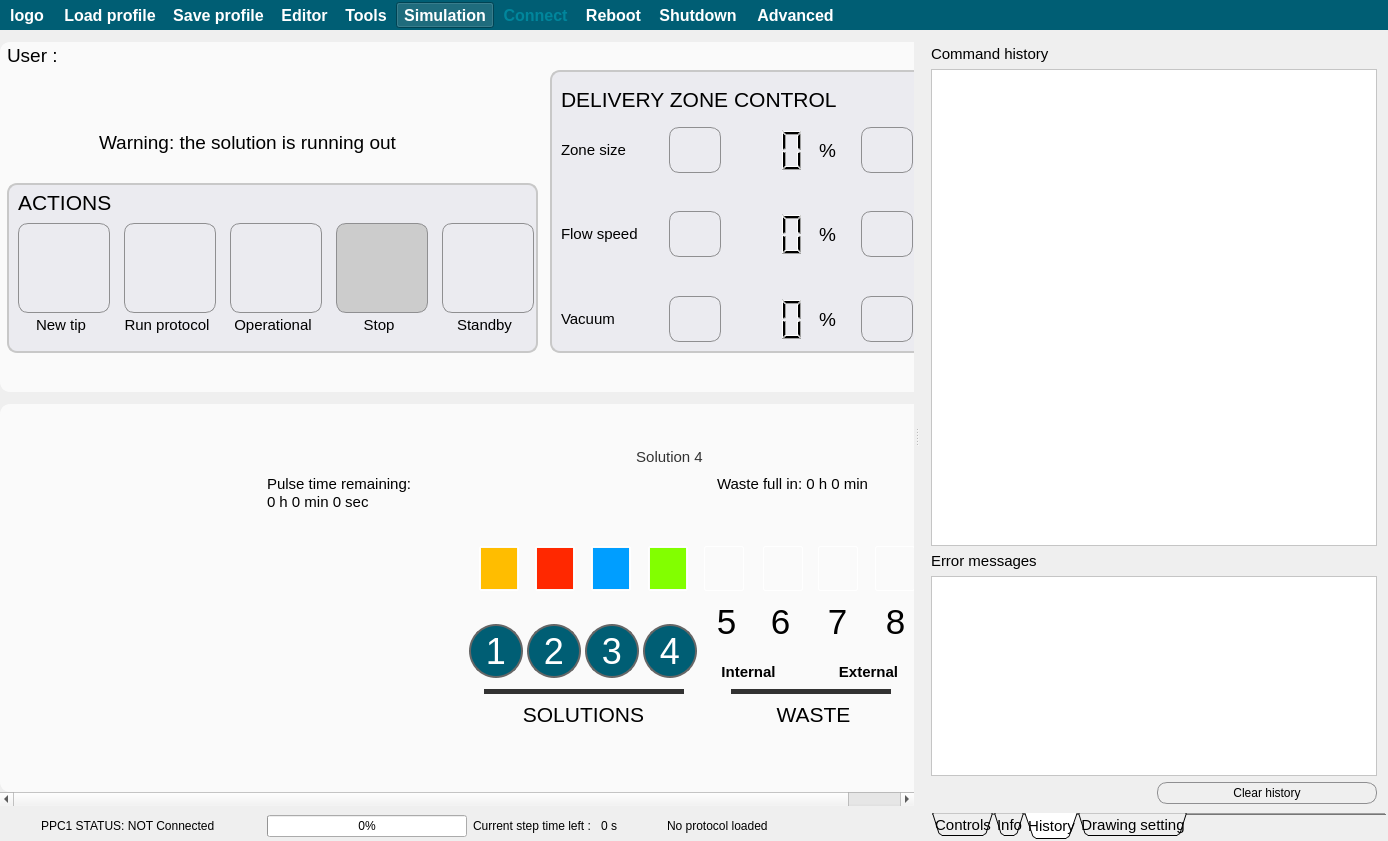
Above: apps/Lab-on-a-tip/Lab-on-a-tip.ui from bellonemauro/Labonatip2.0 before the change. Below: the same form after it.
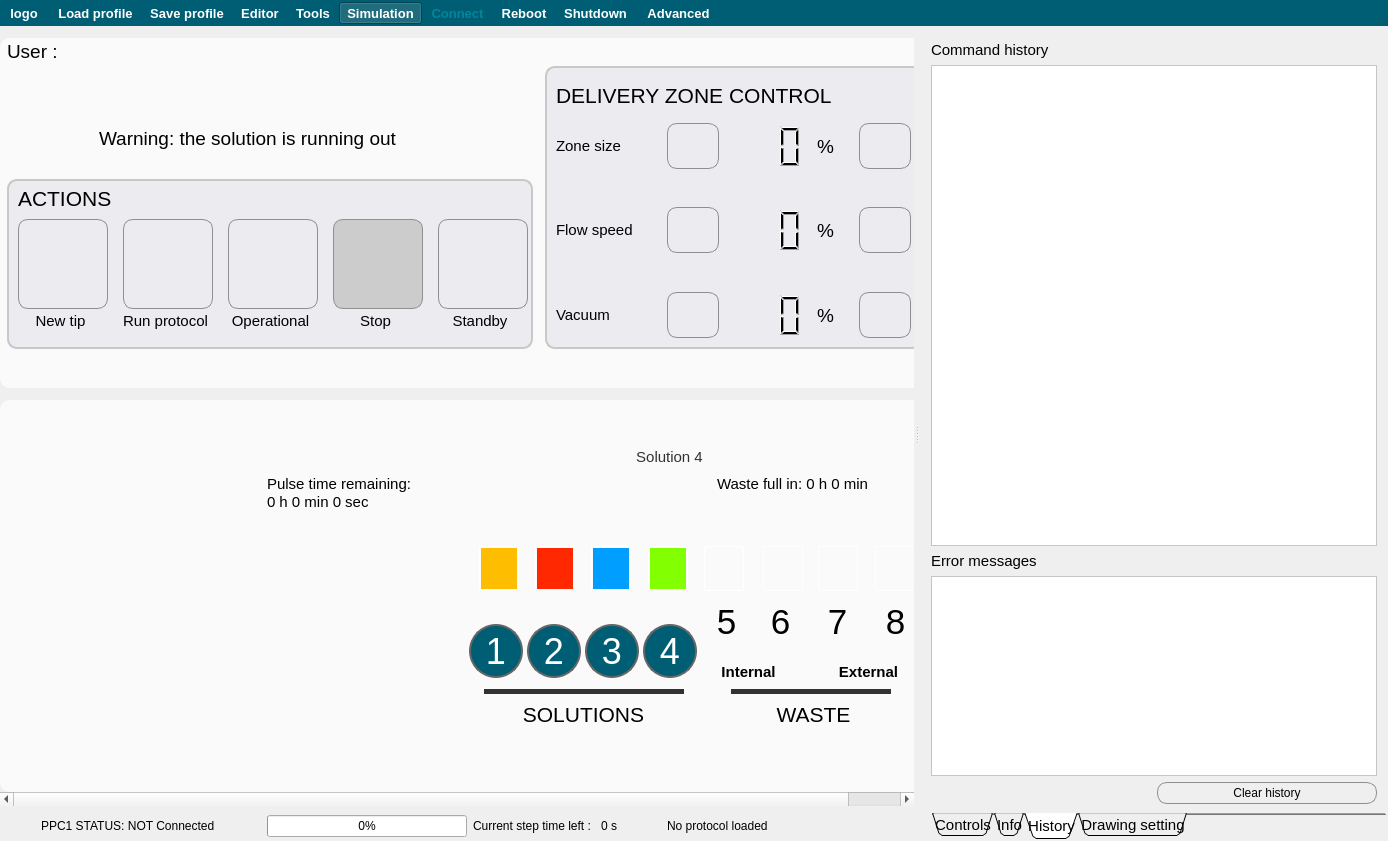
That is the form after the change. The open tabs and pages were chosen to show the change. Icons and pictures are not drawn.

```diff
--- a/apps/Lab-on-a-tip/Lab-on-a-tip.ui
+++ b/apps/Lab-on-a-tip/Lab-on-a-tip.ui
@@ -62,14 +62,14 @@
    <string notr="true">QToolButton:!hover {
 background-color:rgb(0, 94, 116);
 color:rgb(255,255,255);
-font-size: 16px;
+font-size: 10pt;
 font-weight: 900;
 }
 
 QToolButton:disabled {
 background-color:rgb(0, 94, 116);
 color:rgb(0,134,156);
-font-size: 16px;
+font-size: 10pt;
 font-weight: 900;
 }
 
@@ -78,7 +78,7 @@
 QToolBar {
 background-color:rgb(0, 94, 116);
 color:rgb(255,255,255);
-font-size: 16px;
+font-size: 10pt;
 border:0;
 font-weight: 900;
 }</string>
@@ -149,8 +149,8 @@
         <rect>
          <x>0</x>
          <y>0</y>
-         <width>943</width>
-         <height>740</height>
+         <width>937</width>
+         <height>743</height>
         </rect>
        </property>
        <layout class="QGridLayout" name="gridLayout_2">
@@ -192,7 +192,7 @@
              <x>0</x>
              <y>0</y>
              <width>976</width>
-             <height>676</height>
+             <height>670</height>
             </rect>
            </property>
            <layout class="QGridLayout" name="gridLayout">
@@ -2171,7 +2171,7 @@
      border-radius: 10px;
      background-color: qlineargradient(x1: 0, y1: 0, x2: 0, y2: 1,
                                        stop: 0 #f6f7fa, stop: 1 #dadbde);
-     min-width: 90px;
+
  }
 
 QPushButton:focus:pressed{
@@ -2217,7 +2217,7 @@
                    <widget class="QPushButton" name="pushButton_standby">
                     <property name="minimumSize">
                      <size>
-                      <width>92</width>
+                      <width>90</width>
                       <height>90</height>
                      </size>
                     </property>
@@ -2264,7 +2264,7 @@
                    <widget class="QPushButton" name="pushButton_newTip">
                     <property name="minimumSize">
                      <size>
-                      <width>92</width>
+                      <width>90</width>
                       <height>90</height>
                      </size>
                     </property>
@@ -2299,7 +2299,7 @@
                     </property>
                     <property name="minimumSize">
                      <size>
-                      <width>92</width>
+                      <width>90</width>
                       <height>90</height>
                      </size>
                     </property>
@@ -2333,7 +2333,7 @@
                    <widget class="QPushButton" name="pushButton_operational">
                     <property name="minimumSize">
                      <size>
-                      <width>92</width>
+                      <width>90</width>
                       <height>90</height>
                      </size>
                     </property>
@@ -2462,7 +2462,7 @@
                    <widget class="QPushButton" name="pushButton_runMacro">
                     <property name="minimumSize">
                      <size>
-                      <width>92</width>
+                      <width>90</width>
                       <height>90</height>
                      </size>
                     </property>
@@ -5750,8 +5750,8 @@
             <string>&lt;!DOCTYPE HTML PUBLIC &quot;-//W3C//DTD HTML 4.0//EN&quot; &quot;http://www.w3.org/TR/REC-html40/strict.dtd&quot;&gt;
 &lt;html&gt;&lt;head&gt;&lt;meta name=&quot;qrichtext&quot; content=&quot;1&quot; /&gt;&lt;style type=&quot;text/css&quot;&gt;
 p, li { white-space: pre-wrap; }
-&lt;/style&gt;&lt;/head&gt;&lt;body style=&quot; font-family:'MS Shell Dlg 2'; font-size:8.25pt; font-weight:400; font-style:normal;&quot;&gt;
-&lt;p style=&quot;-qt-paragraph-type:empty; margin-top:0px; margin-bottom:0px; margin-left:0px; margin-right:0px; -qt-block-indent:0; text-indent:0px; font-size:8pt;&quot;&gt;&lt;br /&gt;&lt;/p&gt;&lt;/body&gt;&lt;/html&gt;</string>
+&lt;/style&gt;&lt;/head&gt;&lt;body style=&quot; font-family:'MS Shell Dlg 2'; font-size:8pt; font-weight:400; font-style:normal;&quot;&gt;
+&lt;p style=&quot;-qt-paragraph-type:empty; margin-top:0px; margin-bottom:0px; margin-left:0px; margin-right:0px; -qt-block-indent:0; text-indent:0px;&quot;&gt;&lt;br /&gt;&lt;/p&gt;&lt;/body&gt;&lt;/html&gt;</string>
            </property>
           </widget>
          </item>
@@ -7736,7 +7736,7 @@
    </property>
    <property name="font">
     <font>
-     <pointsize>-1</pointsize>
+     <pointsize>10</pointsize>
      <weight>99</weight>
      <bold>true</bold>
     </font>
@@ -7783,7 +7783,7 @@
    </property>
    <property name="font">
     <font>
-     <pointsize>-1</pointsize>
+     <pointsize>10</pointsize>
      <weight>99</weight>
      <bold>true</bold>
     </font>
```
Left out of the diff: 2 changed lines with no effect on the pictures.
